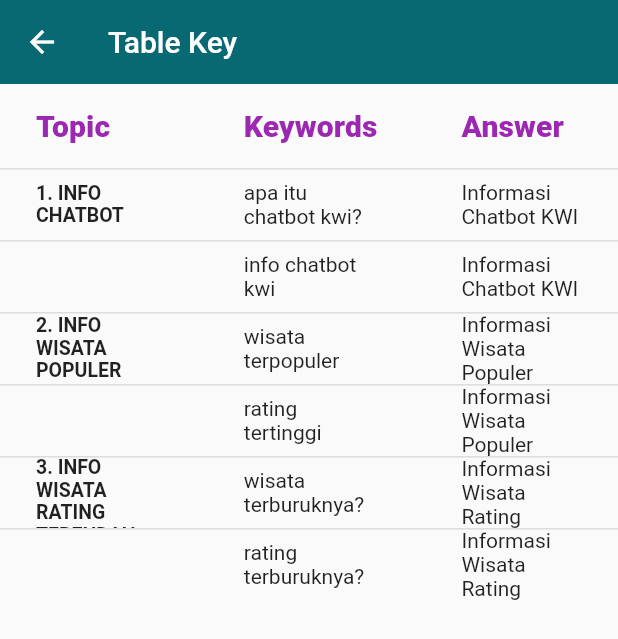
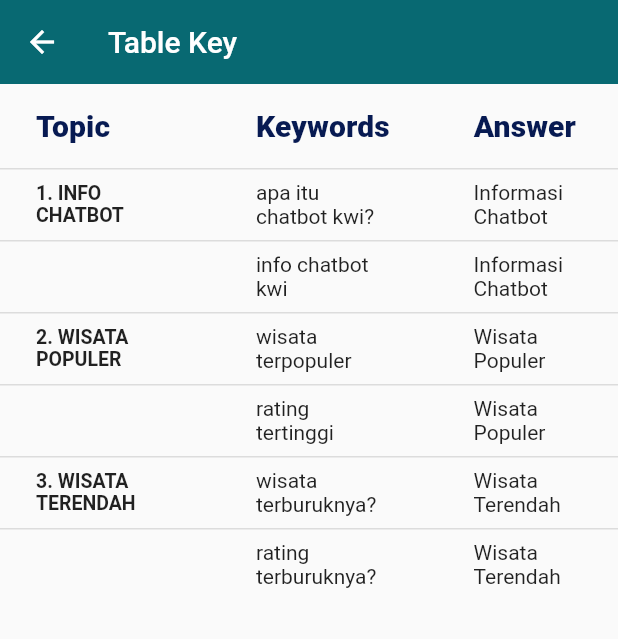
Before and after one commit to luthfiirsya33/capstone-project, a Flutter app: the TableChatBotKey screen opened by its route, on a phone screen of 412 x 824 dp. Shown: the top 639 px of the screen. Run offline on Flutter 3.47's test engine with Material 2 defaults, Android fonts, the phone set to English and light mode, and no system bars; our stand-ins replace bubble, cloud_firestore, firebase_auth, firebase_core, firebase_storage, fluttertoast and 4 more; missing offline and left inert: dialogflow_flutter; accounts and stored records are empty; network calls fail.

Commit message:
merapikan tampilan

```diff
--- a/lib/presentation/pages/home/setting_page.dart
+++ b/lib/presentation/pages/home/setting_page.dart
@@ -48,7 +48,7 @@ class _SettingPageState extends State<SettingPage> {
               borderRadius: BorderRadius.circular(10),
             ),
             child: Material(
-              borderRadius: BorderRadius.circular(20),
+              borderRadius: BorderRadius.circular(15),
               color: darkGreenColor,
               child: ListTile(
                 title: const Text('Dark Theme'),
@@ -69,7 +69,7 @@ class _SettingPageState extends State<SettingPage> {
               borderRadius: BorderRadius.circular(10),
             ),
             child: Material(
-              borderRadius: BorderRadius.circular(20),
+              borderRadius: BorderRadius.circular(15),
               color: darkGreenColor,
               child: ListTile(
                 title: const Text('Scheduling Destination'),
--- a/lib/presentation/pages/home/tablekey.dart
+++ b/lib/presentation/pages/home/tablekey.dart
@@ -23,7 +23,7 @@ class TableChatBotKey extends StatelessWidget {
                       style: TextStyle(
                         fontSize: 20,
                         fontWeight: FontWeight.w800,
-                        color: Colors.purple
+                        color: darkPurpleColor,
                       ),),),
                     ),
                     DataColumn(
@@ -31,7 +31,7 @@ class TableChatBotKey extends StatelessWidget {
                           style: TextStyle(
                               fontSize: 20,
                               fontWeight: FontWeight.w800,
-                              color: Colors.purple
+                              color: darkPurpleColor,
                           ),)
                     ),
                     DataColumn(
@@ -39,7 +39,7 @@ class TableChatBotKey extends StatelessWidget {
                           style: TextStyle(
                               fontSize: 20,
                               fontWeight: FontWeight.w800,
-                              color: Colors.purple
+                              color: darkPurpleColor,
                           ),)
                     ),
                   ],
@@ -53,7 +53,7 @@ class TableChatBotKey extends StatelessWidget {
                       ),
                       DataCell(Text('apa itu chatbot kwi?')
                       ),
-                      DataCell(Text('Informasi Chatbot KWI')
+                      DataCell(Text('Informasi Chatbot')
                       ),
                     ]),
                     DataRow(cells: [
@@ -62,19 +62,19 @@ class TableChatBotKey extends StatelessWidget {
                       ),
                       DataCell(Text('info chatbot kwi')
                       ),
-                      DataCell(Text('Informasi Chatbot KWI')
+                      DataCell(Text('Informasi Chatbot')
                       ),
                     ]),
                     DataRow(cells: [
                       DataCell(
                         Text(
-                          '2. INFO WISATA POPULER',
+                          '2. WISATA POPULER',
                           style: TextStyle(fontSize: 13, fontWeight: FontWeight.bold)
                         )
                       ),
                       DataCell(Text('wisata terpopuler')
                       ),
-                      DataCell(Text('Informasi Wisata Populer')
+                      DataCell(Text('Wisata Populer')
                       ),
                     ]),
                     DataRow(cells: [
@@ -83,19 +83,19 @@ class TableChatBotKey extends StatelessWidget {
                       ),
                       DataCell(Text('rating tertinggi')
                       ),
-                      DataCell(Text('Informasi Wisata Populer')
+                      DataCell(Text('Wisata Populer')
                       ),
                     ]),
                     DataRow(cells: [
                       DataCell(
                         Text(
-                          '3. INFO WISATA RATING TERENDAH',
+                          '3. WISATA TERENDAH',
                           style: TextStyle(fontSize: 13, fontWeight: FontWeight.bold)
                         )
                       ),
                       DataCell(Text('wisata terburuknya?')
                       ),
-                      DataCell(Text('Informasi Wisata Rating Terendah')
+                      DataCell(Text('Wisata Terendah')
                       ),
                     ]),
                     DataRow(cells: [
@@ -104,7 +104,7 @@ class TableChatBotKey extends StatelessWidget {
                       ),
                       DataCell(Text('rating terburuknya?')
                       ),
-                      DataCell(Text('Informasi Wisata Rating Terendah')
+                      DataCell(Text('Wisata Terendah')
                       ),
                     ]),
                   ]),
```
